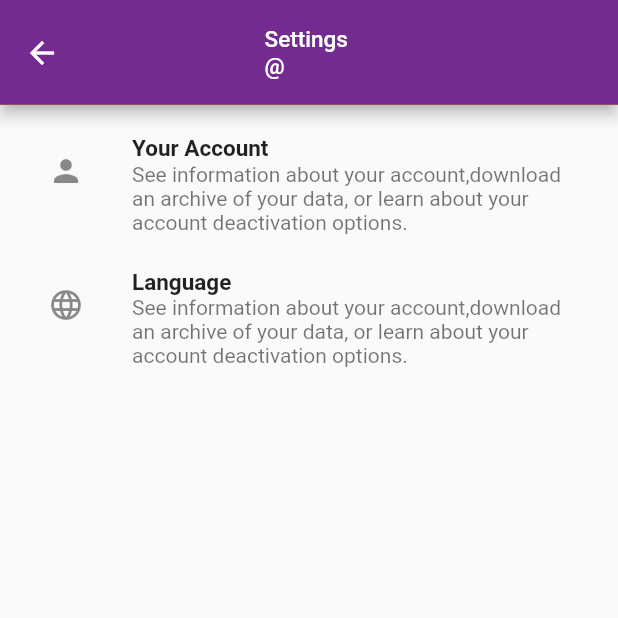
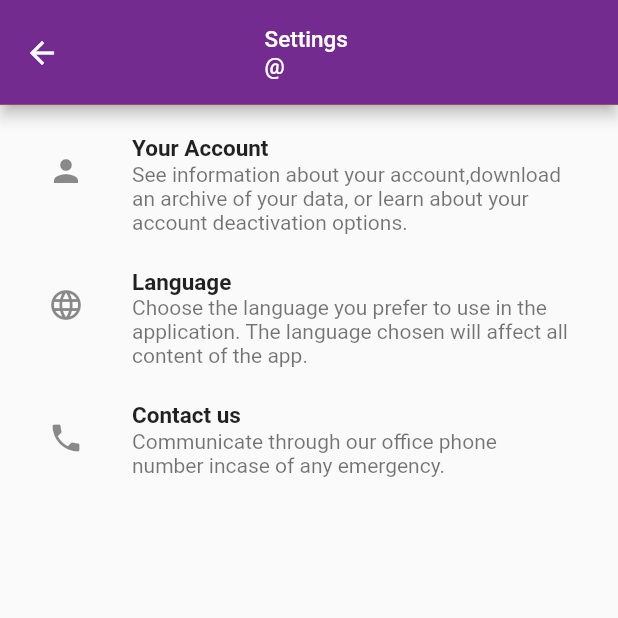
Before and after one commit to kwayummari/wgnrr, a Flutter app: the SettingsPage screen opened directly, on a phone screen of 412 x 824 dp, the top half of it. Run offline on Flutter 3.47's test engine with Material 2 defaults, Android fonts, the phone set to English and light mode, and no system bars; our stand-ins replace better_player, bubble, cached_network_image, carousel_slider, connectivity, flutter_rating_bar and 11 more; missing offline and left inert: image_picker_plus; accounts and stored records are empty; Roboto replaces fonts that are missing (OpenSans).

```diff
--- a/lib/utils/settings/account/update_password.dart
+++ b/lib/utils/settings/account/update_password.dart
@@ -5,7 +5,7 @@ import 'package:hexcolor/hexcolor.dart';
 import 'package:http/http.dart' as http;
 import 'package:shared_preferences/shared_preferences.dart';
 import 'package:wgnrr/api/const.dart';
-import 'package:wgnrr/utils/settings/language.dart';
+import 'package:wgnrr/utils/routes/language.dart';
 import 'package:wgnrr/utils/widget/text/text.dart';
 import 'package:wgnrr/utils/widget/textformfield/textformfield.dart';
 
--- a/lib/utils/settings/settings.dart
+++ b/lib/utils/settings/settings.dart
@@ -1,6 +1,7 @@
 import 'package:flutter/material.dart';
 import 'package:hexcolor/hexcolor.dart';
 import 'package:shared_preferences/shared_preferences.dart';
+import 'package:url_launcher/url_launcher.dart';
 import 'package:wgnrr/splash/splash.dart';
 import 'package:wgnrr/utils/settings/account/account.dart';
 import 'package:wgnrr/utils/settings/language.dart';
@@ -31,6 +32,14 @@ class _SettingsPageState extends State<SettingsPage> {
       bot = b;
       language = l;
     });
+  }
+
+  Future<void> phonecall() async {
+    final Uri launchUri = Uri(
+      scheme: 'tel',
+      path: '0762996305',
+    );
+    await launchUrl(launchUri);
   }
 
   @override
@@ -91,7 +100,23 @@ class _SettingsPageState extends State<SettingsPage> {
               ),
               subtitle: AppText(
                   txt:
-                      'See information about your account,download an archive of your data, or learn about your account deactivation options.',
+                      'Choose the language you prefer to use in the application. The language chosen will affect all content of the app.',
+                  size: 14),
+            ),
+            SizedBox(
+              height: 15,
+            ),
+            ListTile(
+              onTap: () => phonecall(),
+              leading: Icon(Icons.phone),
+              title: AppText(
+                txt: 'Contact us',
+                size: 15,
+                weight: FontWeight.bold,
+              ),
+              subtitle: AppText(
+                  txt:
+                      'Communicate through our office phone number incase of any emergency.',
                   size: 14),
             ),
             SizedBox(
```
Also changed, not shown: lib/utils/widget/drawer/app_drawer.dart (+0 -31 lines), lib/utils/widget/textformfield/textformfield.dart (+12 -6 lines). Lines whose indentation alone changed are shown as unchanged.
